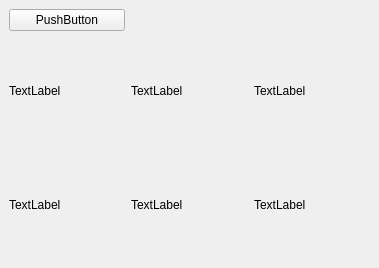
The window that PernikovaChaloupka/detskeokenko.ui (pkubatrh/maraton0) describes before a commit, drawn with Qt 5.
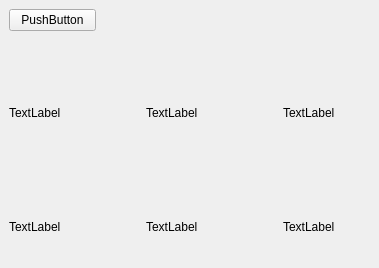
The same window after the commit. Custom widgets are drawn as their Qt base class.

The edit to the form file:
```diff
--- a/PernikovaChaloupka/detskeokenko.ui
+++ b/PernikovaChaloupka/detskeokenko.ui
@@ -15,6 +15,9 @@
   </property>
   <widget class="QWidget" name="centralwidget">
    <layout class="QGridLayout" name="gridLayout_2">
+    <property name="spacing">
+     <number>50</number>
+    </property>
     <item row="0" column="0">
      <widget class="QPushButton" name="pushButton">
       <property name="text">
```
